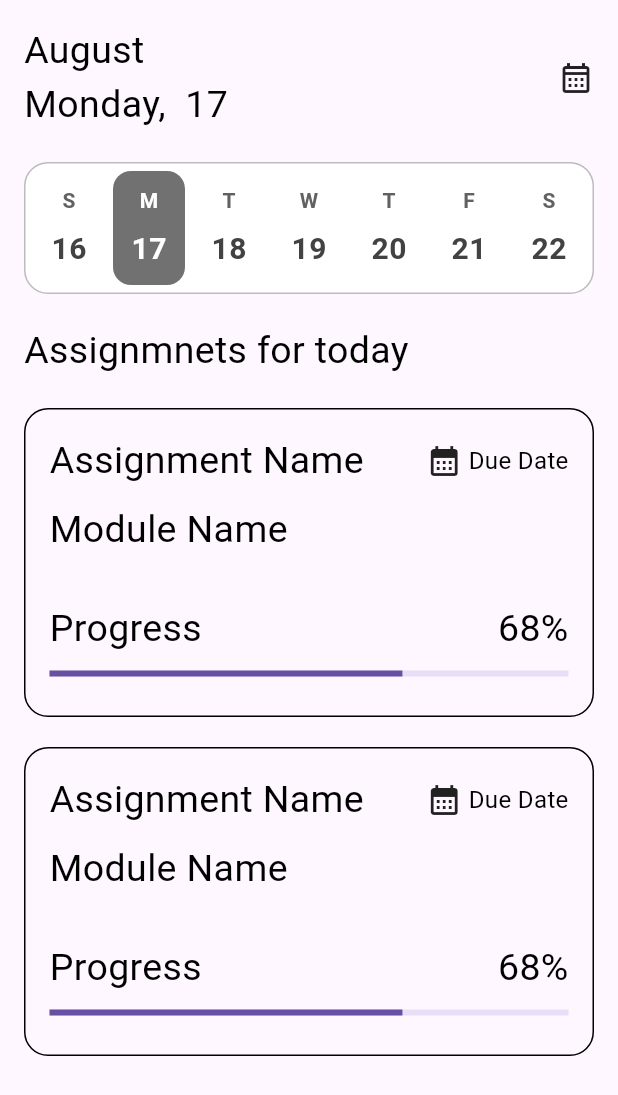
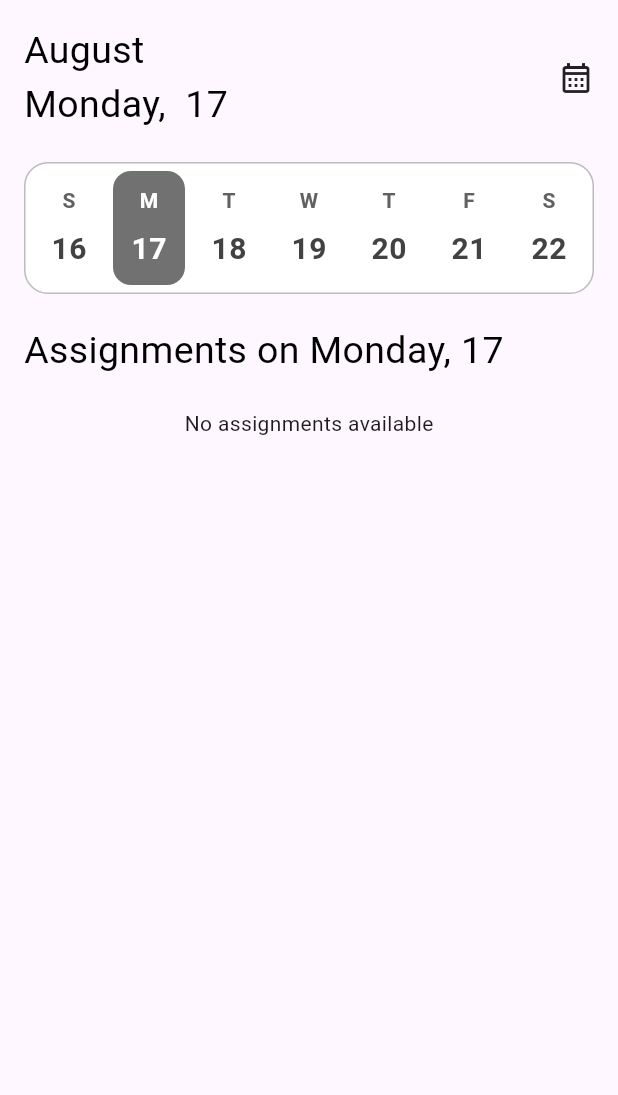
Before and after one commit to Aayush2004-stack/assignment-tracker-flutter, a Flutter app: the CalenderScreen screen opened directly, after a tap on an icon or button, on a phone screen of 412 x 824 dp. Shown: the top 1095 px of the screen. Run offline on Flutter 3.47's test engine with Material 3 defaults, Android fonts, the phone set to English and light mode, and no system bars; our stand-ins replace jwt_decoder, shared_preferences; accounts and stored records are empty; network calls fail.

Commit message:
FEAT: get assignments by date

```diff
--- a/lib/screens/calender_screen.dart
+++ b/lib/screens/calender_screen.dart
@@ -1,7 +1,9 @@
 import 'package:assignment_tracker/custom/custom_text.dart';
+import 'package:assignment_tracker/provider/assignment_provider.dart';
 import 'package:assignment_tracker/widgets/assignment_card.dart';
 import 'package:flutter/material.dart';
 import 'package:intl/intl.dart';
+import 'package:provider/provider.dart';
 
 class CalenderScreen extends StatefulWidget {
   const CalenderScreen({super.key});
@@ -11,6 +13,15 @@ class CalenderScreen extends StatefulWidget {
 }
 
 class _CalenderScreenState extends State<CalenderScreen> {
+  @override
+  void initState() {
+    super.initState();
+    Future.microtask(() {
+      if (!mounted) return;
+      context.read<AssignmentProvider>().getAssignmentsByDate(selectedDate);
+    });
+  }
+
   DateTime selectedDate = DateTime.now();
   List<DateTime> get weekDates {
     final daysFromSunday = selectedDate.weekday % 7;
@@ -45,12 +56,41 @@ class _CalenderScreenState extends State<CalenderScreen> {
               SizedBox(height: 20),
               _buildWeekCalendar(),
               SizedBox(height: 20),
-              CustomText(text: "Assignmnets for today"),
+              CustomText(
+                text: DateTime.now().day == selectedDate.day
+                    ? "Today's Assignments"
+                    : "Assignments on ${DateFormat('EEEE, d').format(selectedDate)}",
+              ),
 
               SizedBox(height: 20),
-              AssignmentCard(),
-              SizedBox(height: 20),
-              AssignmentCard(),
+              Consumer<AssignmentProvider>(
+                builder: (context, provider, _) {
+                  if (provider.isLoading) {
+                    return Center(child: CircularProgressIndicator());
+                  } else if (provider.selectedDateAssignments.isEmpty) {
+                    return Center(child: Text("No assignments available"));
+                  } else {
+                    return Expanded(
+                      child: ListView.separated(
+                        itemCount: provider.selectedDateAssignments.length,
+                        itemBuilder: (context, index) {
+                          final assignment =
+                              provider.selectedDateAssignments[index];
+                          return AssignmentCard(
+                            assignmentName: assignment.title,
+                            moduleName: assignment.moduleName,
+                            dueDate: DateFormat(
+                              'dd MMM yyyy',
+                            ).format(assignment.deadline),
+                          );
+                        },
+                        separatorBuilder: (context, index) =>
+                            SizedBox(height: 10),
+                      ),
+                    );
+                  }
+                },
+              ),
             ],
           ),
         ),
@@ -91,6 +131,7 @@ class _CalenderScreenState extends State<CalenderScreen> {
         setState(() {
           selectedDate = date;
         });
+        context.read<AssignmentProvider>().getAssignmentsByDate(selectedDate);
       },
 
       child: Container(
```
